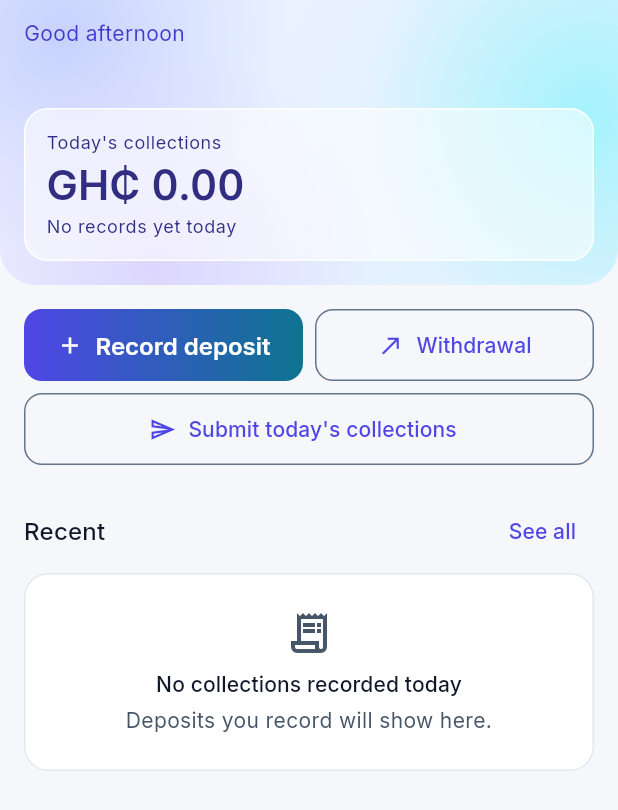
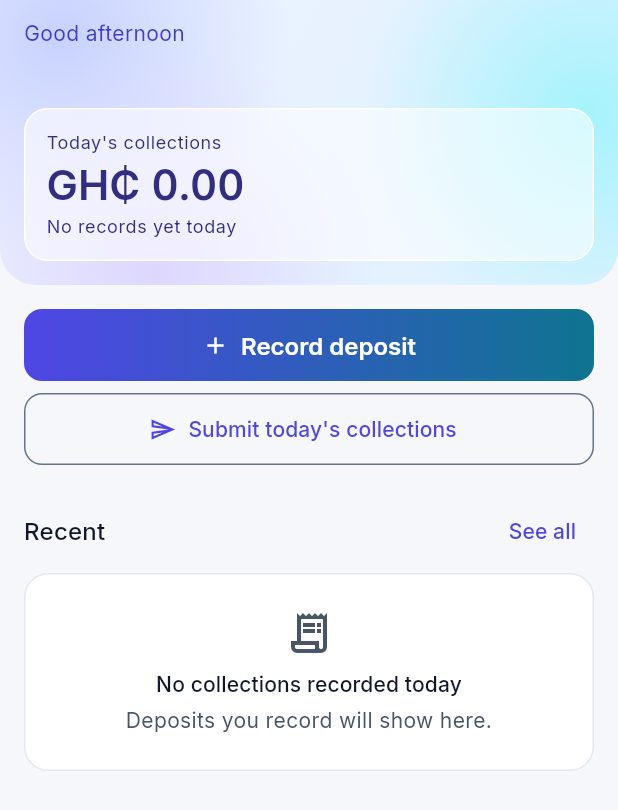
Before and after one commit to Benney-Walker/cash_client, a Flutter app: the HomeScreen screen opened directly with empty values, on a phone screen of 412 x 824 dp. Shown: the top 810 px of the screen. Run offline on Flutter 3.47's test engine with Material 3 defaults, Android fonts, the phone set to English and light mode, and no system bars; our stand-ins replace connectivity_plus, flutter_local_notifications, flutter_secure_storage, package_info_plus, shared_preferences, sqflite; missing offline and left inert: workmanager; accounts and stored records are empty.

Commit message:
Remove the Withdrawal button and filter
Collector withdrawal requests were removed (owner decision 2026-11-15);
members withdraw at a branch office. Record deposit now runs full width
on home, and History filters are All, Deposits and Shares.

Co-Authored-By: Claude Opus 5.5 <noreply@anthropic.com>
Claude-Session: https://claude.ai/code/session_014iXCa2UKE3nBUvatNT2K1B

```diff
--- a/lib/home/history_screen.dart
+++ b/lib/home/history_screen.dart
@@ -7,14 +7,14 @@ import '../theme/app_gradients.dart';
 
 /// Which records the history shows.
 ///
-/// These are the filters from the approved design (Y1). The record types
-/// they match will come from the backend once it can list a collector's
-/// records.
+/// The filters from the approved design (Y1), less Withdrawals: collector
+/// withdrawal requests were removed (owner decision 2026-11-15). Deposits
+/// are savings deposits and Shares are share purchases, the backend's two
+/// collector payment types.
 enum HistoryFilter {
   all('All', 'records'),
   deposits('Deposits', 'deposits'),
-  shares('Shares', 'share payments'),
-  withdrawals('Withdrawals', 'withdrawal requests');
+  shares('Shares', 'share payments');
 
   const HistoryFilter(this.label, this.plural);
 
@@ -161,8 +161,7 @@ class _EmptyHistory extends StatelessWidget {
             ),
             const SizedBox(height: 4),
             Text(
-              'Your deposits, share payments and withdrawal requests will '
-              'show here.',
+              'Your deposits and share payments will show here.',
               textAlign: TextAlign.center,
               style: textTheme.bodyMedium
                   ?.copyWith(color: scheme.onSurfaceVariant),
--- a/lib/home/home_screen.dart
+++ b/lib/home/home_screen.dart
@@ -17,9 +17,11 @@ import '../theme/app_status_colors.dart';
 ///
 /// Record deposit opens the payment flow. Today's totals and the recent
 /// list aren't connected to the backend yet, so they show an empty day;
-/// Withdrawal and Submit explain that they're not available. Those buttons
-/// stay enabled on purpose: a disabled button gives no reason, a message
-/// does.
+/// Submit explains that it's not available. That button stays enabled on
+/// purpose: a disabled button gives no reason, a message does.
+///
+/// There's no Withdrawal button: collector withdrawal requests were removed
+/// (owner decision 2026-11-15). Members withdraw at a branch office.
 class HomeScreen extends StatelessWidget {
   const HomeScreen({
     super.key,
@@ -50,10 +52,6 @@ class HomeScreen extends StatelessWidget {
   /// For the greeting; replaceable in tests.
   final DateTime Function() now;
 
-  // Two buttons share a row, so they use less side padding than the theme
-  // default to keep "Record deposit" on one line on a 360dp phone.
-  static const _compactPadding = EdgeInsets.symmetric(horizontal: 12);
-
   @override
   Widget build(BuildContext context) {
     final theme = Theme.of(context);
@@ -81,37 +79,13 @@ class HomeScreen extends StatelessWidget {
                     ),
                     const SizedBox(height: 12),
                   ],
-                  Row(
-                    children: [
-                      Expanded(
-                        child: GradientButton(
+                  GradientButton(
                     key: const Key('home.recordDeposit'),
-                          padding: _compactPadding,
                     onPressed: onRecordDeposit,
                     child: const _IconLabel(
                       icon: Icons.add,
                       label: 'Record deposit',
                     ),
-                        ),
-                      ),
-                      const SizedBox(width: 8),
-                      Expanded(
-                        child: OutlinedButton(
-                          key: const Key('home.withdrawal'),
-                          style: const ButtonStyle(
-                            padding: WidgetStatePropertyAll(_compactPadding),
-                          ),
-                          onPressed: () => _notAvailable(
-                            context,
-                            "Withdrawal requests aren't available yet.",
-                          ),
-                          child: const _IconLabel(
-                            icon: Icons.north_east,
-                            label: 'Withdrawal',
-                          ),
-                        ),
-                      ),
-                    ],
                   ),
                   const SizedBox(height: 8),
                   OutlinedButton.icon(
```
Also changed, not shown: 3 other files. Lines whose indentation alone changed are shown as unchanged.
